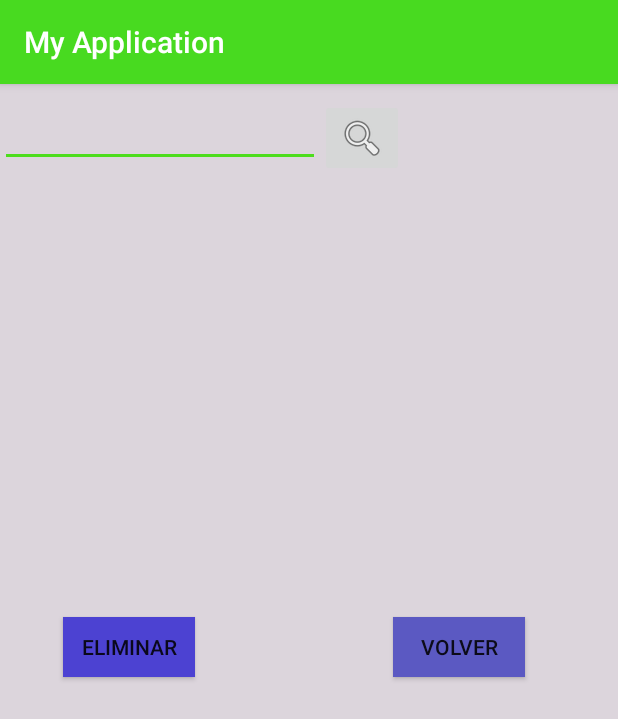
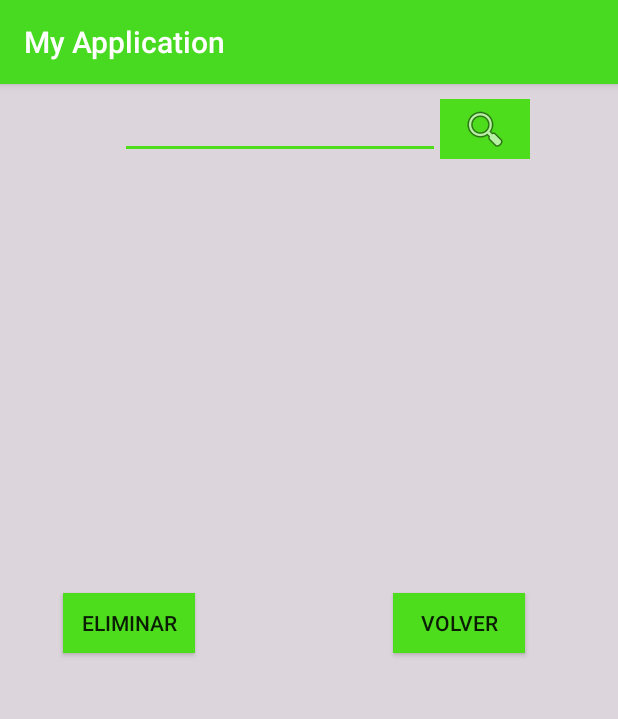
Before and after one commit to Deivisosorio3/MyApplication2, an Android app: the Consultar screen opened directly, with no data from a screen before it, on a phone screen of 412 x 824 dp. Shown: the top 719 px of the screen. Run offline under Robolectric (Android 15) with nearby library versions, the phone set to English and light mode, and no system bars.

Commit message:
ya arrgle la vista

```diff
--- a/app/src/main/res/layout/activity_consultar.xml
+++ b/app/src/main/res/layout/activity_consultar.xml
@@ -9,15 +9,19 @@
     <ScrollView
         android:layout_width="400dp"
         android:layout_height="200dp"
-        android:layout_marginTop="90dp"
+        android:layout_marginTop="24dp"
         android:id="@+id/scrollView2"
-        android:layout_alignParentTop="true"
-        android:layout_alignEnd="@+id/button8">
+        android:layout_below="@+id/imageButton2"
+        android:layout_centerHorizontal="true"
+        android:layout_marginLeft="40dp"
+        android:layout_marginRight="40dp">
 
         <LinearLayout
             android:layout_width="match_parent"
             android:layout_height="wrap_content"
-            android:orientation="vertical">
+            android:orientation="vertical"
+            android:layout_marginLeft="40dp"
+            android:layout_marginRight="40dp">
 
             <ListView
                 android:id="@+id/Lista"
@@ -32,7 +36,7 @@
         android:layout_height="40dp"
         android:layout_marginStart="42dp"
         android:layout_marginTop="65dp"
-        android:background="@color/eliminar"
+        android:background="@color/colorAccent"
         android:text="Eliminar"
         android:layout_below="@+id/scrollView2"
         android:layout_alignParentStart="true" />
@@ -44,25 +48,27 @@
         android:layout_alignBottom="@+id/button7"
         android:layout_alignParentEnd="true"
         android:layout_marginEnd="62dp"
-        android:background="@color/volver"
+        android:background="@color/colorAccent"
         android:text="Volver" />
 
     <EditText
         android:id="@+id/editText4"
         android:layout_width="wrap_content"
-        android:layout_height="wrap_content"
+        android:layout_height="40dp"
         android:layout_alignParentTop="true"
         android:layout_alignStart="@+id/scrollView2"
         android:layout_marginTop="10dp"
         android:ems="10"
-        android:inputType="textPersonName" />
+        android:inputType="textPersonName"
+        android:layout_marginLeft="40dp"/>
 
     <ImageButton
         android:id="@+id/imageButton2"
-        android:layout_width="wrap_content"
-        android:layout_height="wrap_content"
+        android:layout_width="60dp"
+        android:layout_height="40dp"
         app:srcCompat="@android:drawable/ic_menu_search"
         android:layout_alignTop="@+id/editText4"
-        android:layout_toEndOf="@+id/editText4" />
+        android:layout_toEndOf="@+id/editText4"
+        android:background="@color/colorAccent"/>
 
 </RelativeLayout>
--- a/app/src/main/res/values/dimen.xml
+++ b/app/src/main/res/values/dimen.xml
@@ -6,7 +6,7 @@
     <dimen name="spinner">10dp</dimen>
     <dimen name="derecha_spinner">10dp</dimen>
     <dimen name="ancho_spinner">130dp</dimen>
-    <dimen name="spinner_dere">110dp</dimen>
+    <dimen name="spinner_dere">100dp</dimen>
     <dimen name="tex_view">50dp</dimen>
     <dimen name="serch_view_ancho">40dp</dimen>
     <dimen name="serch_view_alto">50dp</dimen>
```
